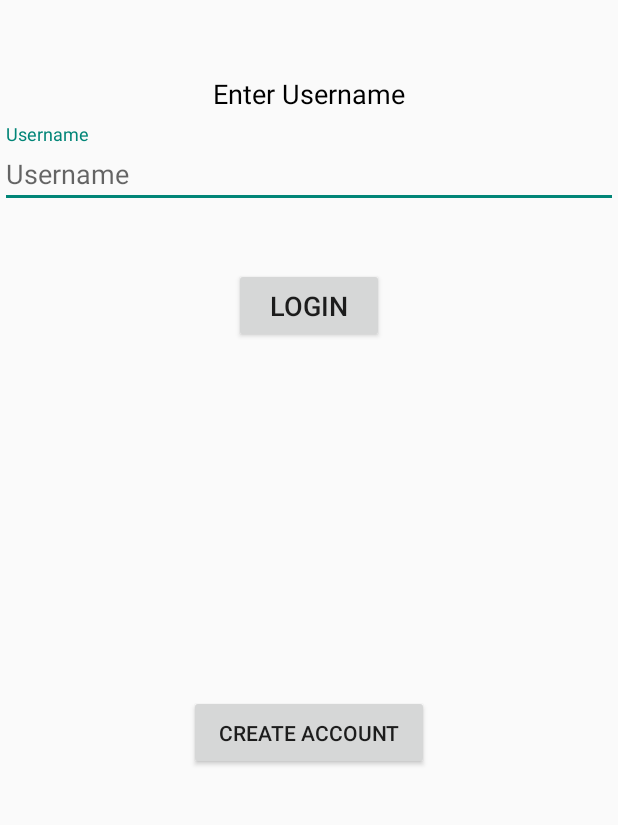
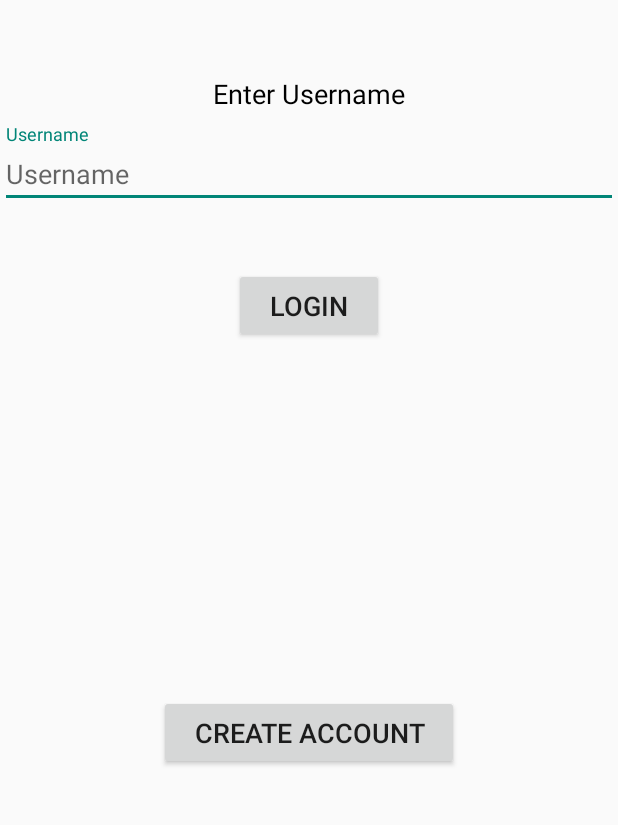
Before and after one commit to CMPUT301F18T23/Symptomatic, an Android app: the screen it shows after launch (Login), on a phone screen of 412 x 824 dp, the part 178-1003 px from its top. Run offline under Robolectric (Android 15) with nearby library versions, the light colour scheme and no system bars; our stand-ins replace Firebase (no records; nobody signed in at launch, a user with empty details on screens opened directly).

Commit message:
Changes to login layout 	modified:   SymptomaticApp/app/src/main/res/layout/activity_login.xml

```diff
--- a/SymptomaticApp/app/src/main/res/layout/activity_login.xml
+++ b/SymptomaticApp/app/src/main/res/layout/activity_login.xml
@@ -70,14 +70,14 @@
 
     <Button
         android:id="@+id/login_create_acc_button"
-        android:layout_width="160dp"
+        android:layout_width="200dp"
         android:layout_height="50dp"
         android:layout_alignParentBottom="true"
         android:layout_centerHorizontal="true"
         android:layout_marginTop="50dp"
         android:layout_marginBottom="8dp"
         android:text="@string/create_account"
-        android:textSize="14sp"
+        android:textSize="18sp"
         app:layout_constraintBottom_toBottomOf="parent"
         app:layout_constraintEnd_toEndOf="parent"
         app:layout_constraintStart_toStartOf="parent"
```
